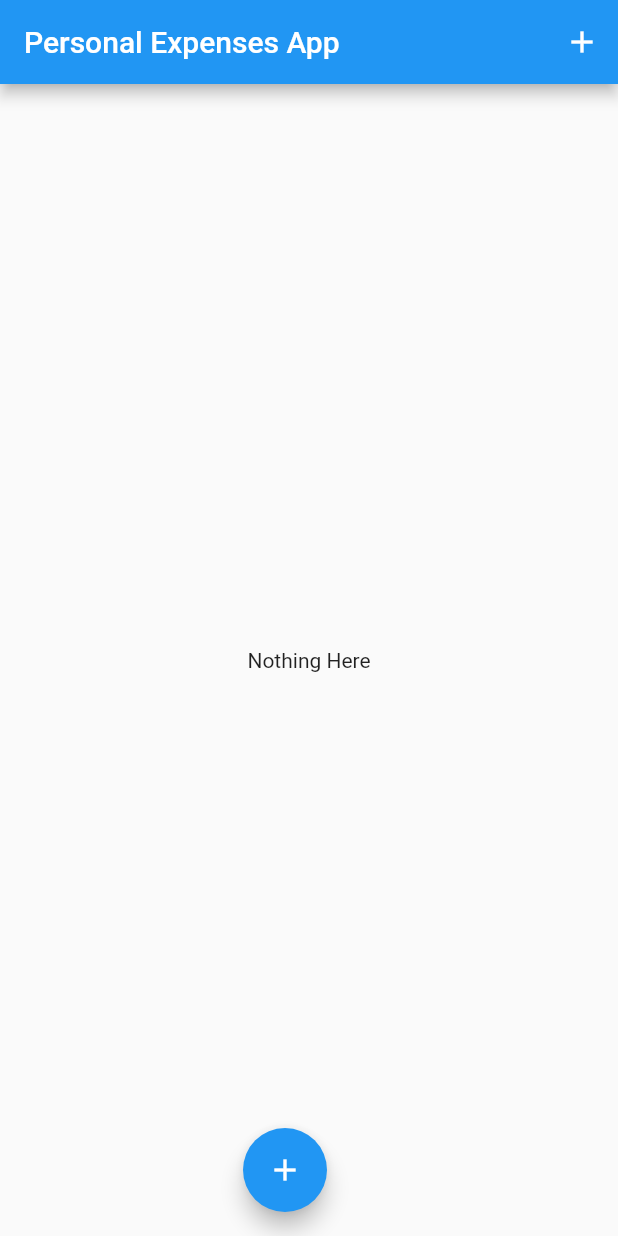
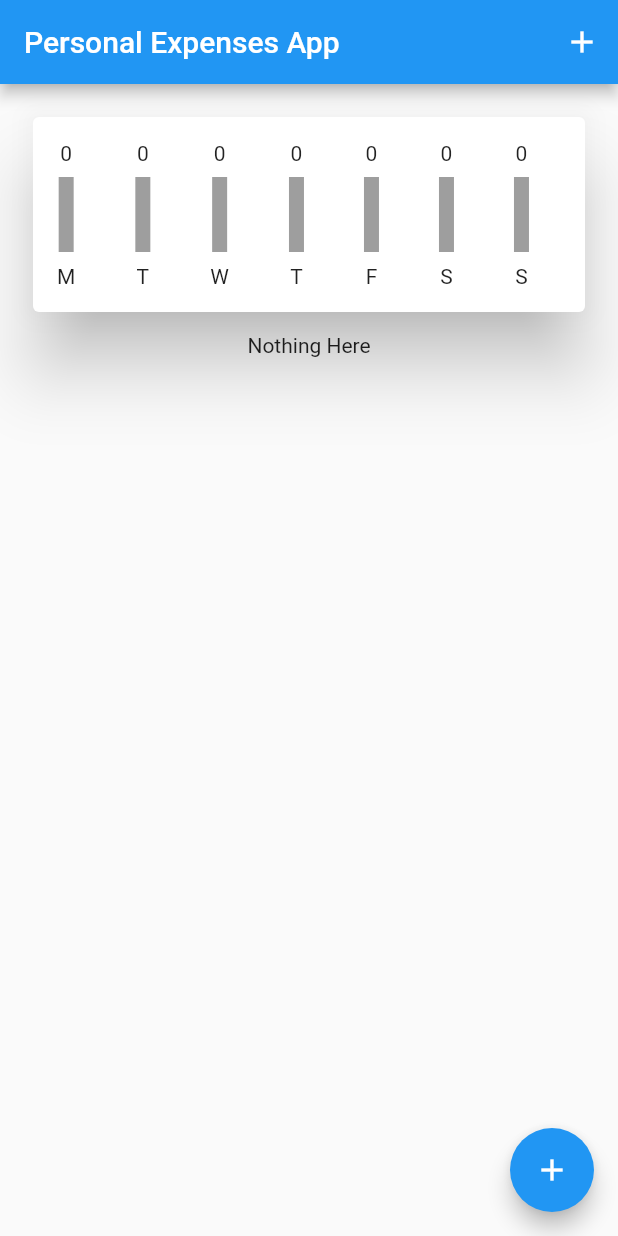
Before and after one commit to lzzy12/Expense-Tracker-Flutter, a Flutter app: the screen it shows after launch, on a phone screen of 412 x 824 dp. Run offline on Flutter 3.47's test engine with Material 2 defaults, Android fonts, the phone set to English and light mode, and no system bars.

Commit message:
Implement Expense chart and swipe to delete
Signed-off-by: lzzy12 <jhashivam2020@gmail.com>

```diff
--- /dev/null
+++ b/lib/ExpenseDistributionChart.dart
@@ -0,0 +1,51 @@
+import 'package:flutter/material.dart';
+import 'package:personal_expenses_flutter/ExpensePercentBar.dart';
+import 'package:personal_expenses_flutter/model/Data.dart';
+import 'package:personal_expenses_flutter/utils/utils.dart';
+
+class ExpenseDistributionChart extends StatelessWidget {
+  List<Expense> expenses;
+  List<DateTime> weekDays;
+
+  ExpenseDistributionChart(List<Expense> data) {
+    var today = DateTime.now();
+    var weekStart = today.subtract(Duration(days: today.weekday));
+    var weekEnd = today.add(Duration(days: 7 - today.weekday));
+    // Only interested in this week's data
+    for (int i = 0; i < data.length; i++) {
+      if (data[i].date.compareTo(weekStart) < 0 ||
+          data[i].date.compareTo(weekEnd) > 0) {
+        data.removeAt(i);
+      }
+    }
+    data.sort((a, b) => a.date.weekday.compareTo(b.date.weekday));
+    expenses = data;
+  }
+
+  @override
+  Widget build(BuildContext context) {
+    var size = MediaQuery.of(context).size;
+    return Container(
+      width: size.width,
+      child: Card(
+        elevation: 20,
+        child: SingleChildScrollView(
+          padding: EdgeInsets.all(16),
+          scrollDirection: Axis.horizontal,
+          child: Row(
+            children: <Widget>[
+              ...List.generate(7, (index) {
+                return Padding(
+                    padding: const EdgeInsets.fromLTRB(0, 0, 40, 0),
+                    child: ExpensePercentBar(
+                        getExpenseFractionOnWeekday(expenses, index + 1),
+                        getExpenseOnWeekday(expenses, index + 1),
+                        index + 1));
+              }),
+            ],
+          ),
+        ),
+      ),
+    );
+  }
+}
--- a/lib/ExpenseList.dart
+++ b/lib/ExpenseList.dart
@@ -2,6 +2,7 @@ import 'package:flutter/material.dart';
 import 'package:personal_expenses_flutter/AddExpensesDialog.dart';
 import './model/Data.dart';
 import './utils/utils.dart';
+import 'package:uuid/uuid.dart';
 
 enum Confirm { yes, no }
 
@@ -9,9 +10,11 @@ class ExpenseList extends StatelessWidget {
   final List<Expense> expenses;
   final void Function(int) onDeleteButtonClicked;
   final void Function(int, Expense) onEditButtonClicked;
+  final void Function(Expense) onUndoEvent;
+  Expense removed;
 
-  ExpenseList(
-      this.expenses, this.onDeleteButtonClicked, this.onEditButtonClicked);
+  ExpenseList(this.expenses, this.onDeleteButtonClicked,
+      this.onEditButtonClicked, this.onUndoEvent);
 
   void _onEditButtonClicked(BuildContext context, int index) {
     showModalBottomSheet(
@@ -48,11 +51,34 @@ class ExpenseList extends StatelessWidget {
 
   @override
   Widget build(BuildContext context) {
-    return ListView.builder(
+    return Flexible(
+      child: ListView.builder(
+          scrollDirection: Axis.vertical,
+          shrinkWrap: true,
           itemCount: expenses.length,
           itemBuilder: (context, index) {
             return Card(
               elevation: 10.0,
+              child: Dismissible(
+                background: Container(
+                  color: Colors.blue,
+                ),
+                key: Key(index.toString()),
+                onDismissed: (direction) {
+                  removed = expenses[index];
+                  onDeleteButtonClicked(index);
+                  Scaffold.of(context).showSnackBar(SnackBar(
+                    content: Text(
+                      'An item has been removed!',
+                    ),
+                    action: SnackBarAction(
+                      label: 'Undo',
+                      onPressed: () {
+                        onUndoEvent(Expense.from(removed));
+                      },
+                    ),
+                  ));
+                },
                 child: ListTile(
                   leading: ClipOval(
                     child: Material(
@@ -90,14 +116,17 @@ class ExpenseList extends StatelessWidget {
                         padding: const EdgeInsets.all(8.0),
                         child: IconButton(
                           icon: Icon(Icons.delete),
-                      onPressed: () => _onDeleteButtonClicked(context, index),
+                          onPressed: () =>
+                              _onDeleteButtonClicked(context, index),
                           color: Colors.red,
                         ),
                       ),
                     ],
                   ),
                 ),
+              ),
             );
-        });
+          }),
+    );
   }
 }
--- /dev/null
+++ b/lib/ExpensePercentBar.dart
@@ -0,0 +1,44 @@
+import 'package:flutter/material.dart';
+import './utils/utils.dart';
+
+class ExpensePercentBar extends StatelessWidget {
+  final double expensePercent;
+  final double expense;
+  final int weekday;
+
+  ExpensePercentBar(this.expensePercent, this.expense, this.weekday);
+
+  static const height = 50.0;
+  static const width = 10.0;
+
+  @override
+  Widget build(BuildContext context) {
+    return Column(
+      mainAxisSize: MainAxisSize.min,
+      children: <Widget>[
+        Text(expense.toInt().toString()),
+        Padding(
+          padding: EdgeInsets.fromLTRB(0, 0, 0, 8),
+        ),
+        Stack(
+          children: <Widget>[
+            Container(
+              width: width,
+              height: height,
+              color: Colors.grey,
+            ),
+            Container(
+              color: Colors.blue,
+              width: width,
+              height: expensePercent * height,
+            )
+          ],
+        ),
+        Padding(
+          padding: EdgeInsets.fromLTRB(0, 0, 0, 8),
+        ),
+        Text(getWeekDayNameFromNumber(weekday)[0])
+      ],
+    );
+  }
+}
--- a/lib/main.dart
+++ b/lib/main.dart
@@ -3,6 +3,7 @@ import 'package:personal_expenses_flutter/AddExpensesDialog.dart';
 import 'package:personal_expenses_flutter/ExpenseList.dart';
 import 'package:personal_expenses_flutter/model/Data.dart';
 import 'package:personal_expenses_flutter/utils/utils.dart';
+import 'ExpenseDistributionChart.dart';
 
 void main() => runApp(PersonalExpenseStateless());
 
@@ -26,6 +27,8 @@ class PersonalExpensesApp extends StatefulWidget {
 class _PersonalExpensesAppState extends State<PersonalExpensesApp> {
   List<Expense> data = [];
 
+  var _ex = DateTime.now();
+
   @override
   Widget build(BuildContext context) {
     return Scaffold(
@@ -42,12 +45,21 @@ class _PersonalExpensesAppState extends State<PersonalExpensesApp> {
       ),
       body: Container(
         margin: EdgeInsets.all(8),
-        child: data.isEmpty
-            ? Center(child: Text('Nothing Here'))
-            : ExpenseList(data, _deleteElement, _editListElement),
+        child: Column(
+          children: <Widget>[
+            Container(
+              margin: EdgeInsets.all(10),
+              child: ExpenseDistributionChart(data),
+            ),
+            data.isEmpty
+                ? Center(child: Center(child: Text('Nothing Here')))
+                : ExpenseList(
+                    data, _deleteElement, _editListElement, _addElement),
+          ],
+        ),
       ),
       floatingActionButton: Container(
-        alignment: Alignment.bottomCenter,
+        alignment: Alignment.bottomRight,
         child: FloatingActionButton(
           child: Icon(Icons.add),
           onPressed: () {
@@ -70,6 +82,12 @@ class _PersonalExpensesAppState extends State<PersonalExpensesApp> {
     });
   }
 
+  void _addElement(Expense e) {
+    setState(() {
+      data.add(e);
+    });
+  }
+
   void _addButtonClicked(context) {
     showModalBottomSheet(
         context: context,
--- a/lib/utils/utils.dart
+++ b/lib/utils/utils.dart
@@ -1,6 +1,56 @@
 import 'package:intl/intl.dart';
+import '../model/Data.dart';
 
 String getFormattedDate(DateTime date) {
   var format = DateFormat('d, MMMM, EEEE');
   return format.format(date);
 }
+
+String getWeekDayName(DateTime date) {
+  return DateFormat.E('en_US').format(date)[0];
+}
+
+double getTotalExpense(List<Expense> data) {
+  var sum = 0.0;
+  for (var i in data) {
+    sum += i.amount;
+  }
+  return sum;
+}
+
+double getExpenseOnWeekday(List<Expense> data, int weekday) {
+  var t = 0.0;
+  for (var i in data) {
+    if (i.date.weekday == weekday) {
+      t += i.amount;
+    }
+  }
+  return t;
+}
+
+double getExpenseFractionOnWeekday(List<Expense> data, int weekday) {
+  var total = getTotalExpense(data);
+  if (total == 0) return 0;
+  return getExpenseOnWeekday(data, weekday) / getTotalExpense(data);
+}
+
+String getWeekDayNameFromNumber(int weekday) {
+  switch (weekday) {
+    case 1:
+      return 'Monday';
+    case 2:
+      return 'Tuesday';
+    case 3:
+      return 'Wednesday';
+    case 4:
+      return 'Thursday';
+    case 5:
+      return 'Friday';
+    case 6:
+      return 'Saturday';
+    case 7:
+      return 'Sunday';
+    default:
+      throw Exception('Invalid weeknumber');
+  }
+}
--- a/pubspec.yaml
+++ b/pubspec.yaml
@@ -14,7 +14,7 @@ description: A new Flutter project.
 version: 1.0.0+1
 
 environment:
-  sdk: ">=2.1.0 <3.0.0"
+  sdk: ">=2.3.0 <3.0.0"
 
 dependencies:
   flutter:
```
Lines whose indentation alone changed are shown as unchanged.
